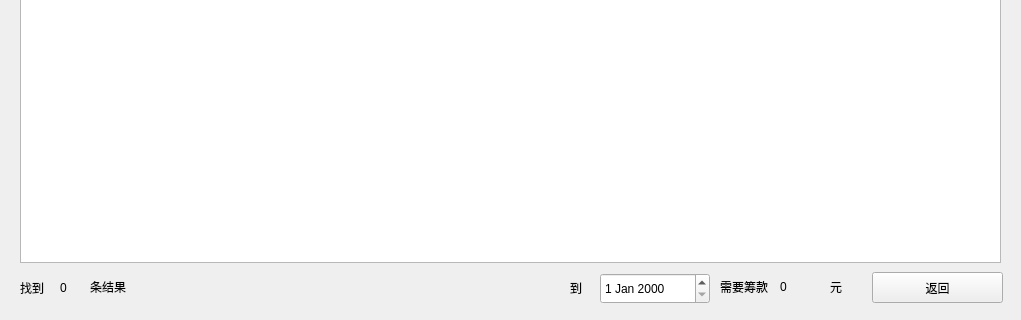
The window that accountlist.ui (WCY-dt/bank) describes before a commit, drawn with Qt 5; both pictures show x 0 to 1021 and y 368 to 688 of the 1021 by 688 pixel window.
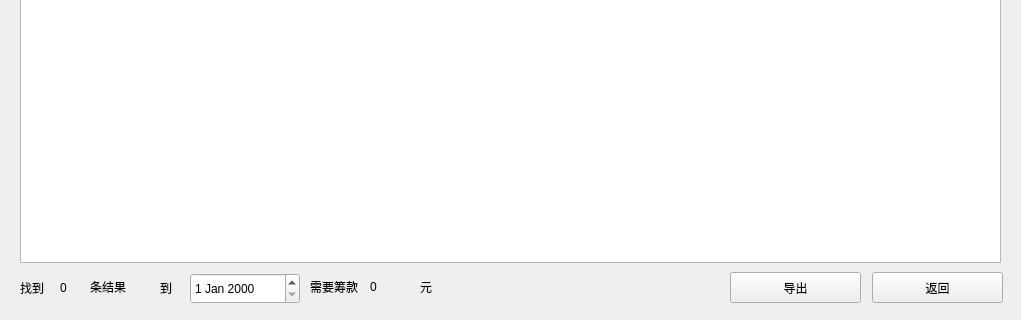
The same window after the commit.

The edit to the form file:
```diff
--- a/accountlist.ui
+++ b/accountlist.ui
@@ -116,7 +116,7 @@
   <widget class="QLabel" name="label_4">
    <property name="geometry">
     <rect>
-     <x>570</x>
+     <x>160</x>
      <y>640</y>
      <width>20</width>
      <height>31</height>
@@ -129,7 +129,7 @@
   <widget class="QDateEdit" name="dateEdit">
    <property name="geometry">
     <rect>
-     <x>600</x>
+     <x>190</x>
      <y>641</y>
      <width>110</width>
      <height>31</height>
@@ -139,7 +139,7 @@
   <widget class="QLabel" name="label_5">
    <property name="geometry">
     <rect>
-     <x>720</x>
+     <x>310</x>
      <y>639</y>
      <width>61</width>
      <height>31</height>
@@ -152,7 +152,7 @@
   <widget class="QLabel" name="label_6">
    <property name="geometry">
     <rect>
-     <x>780</x>
+     <x>370</x>
      <y>639</y>
      <width>51</width>
      <height>31</height>
@@ -165,7 +165,7 @@
   <widget class="QLabel" name="label_7">
    <property name="geometry">
     <rect>
-     <x>830</x>
+     <x>420</x>
      <y>639</y>
      <width>20</width>
      <height>31</height>
@@ -175,6 +175,19 @@
     <string>元</string>
    </property>
   </widget>
+  <widget class="QPushButton" name="accountlist_exportButton">
+   <property name="geometry">
+    <rect>
+     <x>730</x>
+     <y>640</y>
+     <width>131</width>
+     <height>31</height>
+    </rect>
+   </property>
+   <property name="text">
+    <string>导出</string>
+   </property>
+  </widget>
  </widget>
  <resources/>
  <connections/>
```
